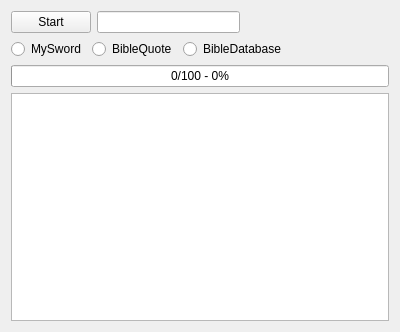
SoftProjector/BibleSongProcessor, file bibconv.ui: the form before one commit.
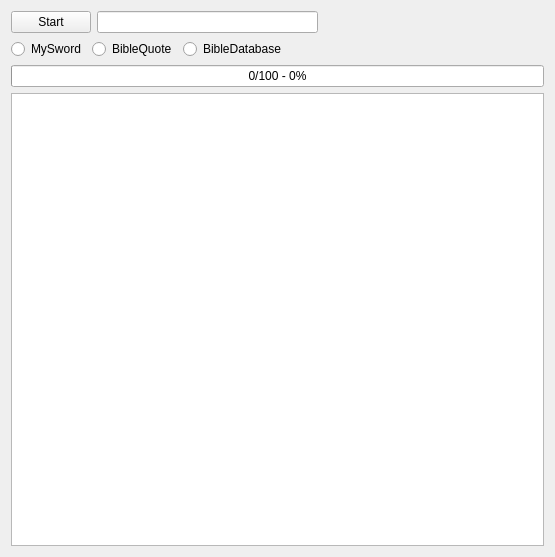
The form after the commit.

Commit message: Added code to convert form bibledatabase.org

What changed in the file:
```diff
--- a/bibconv.ui
+++ b/bibconv.ui
@@ -6,8 +6,8 @@
    <rect>
     <x>0</x>
     <y>0</y>
-    <width>400</width>
-    <height>332</height>
+    <width>555</width>
+    <height>557</height>
    </rect>
   </property>
   <property name="windowTitle">
```
Left out of the diff: 2 changed lines with no effect on the pictures. The commit also changes 3 other files.
